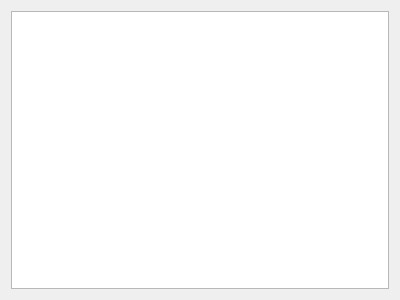
Old version of the form BrowseTableForm.ui in the repository fritzone/ddm.
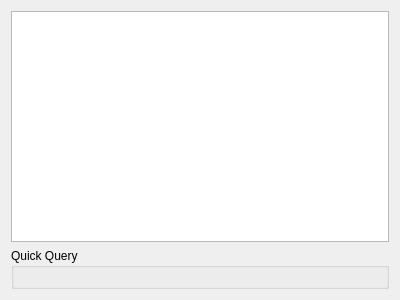
New version of the form.

Commit message: partially rewrote the sql highlighting and added more functionality in the browse functionality

Patch:
```diff
--- a/BrowseTableForm.ui
+++ b/BrowseTableForm.ui
@@ -38,10 +38,18 @@
       <bool>true</bool>
      </property>
      <attribute name="verticalHeaderShowSortIndicator" stdset="0">
-      <bool>true</bool>
+      <bool>false</bool>
      </attribute>
     </widget>
    </item>
+   <item>
+    <widget class="QGroupBox" name="groupBox">
+     <property name="title">
+      <string>Quick Query</string>
+     </property>
+     <layout class="QVBoxLayout" name="verticalLayout_2"/>
+    </widget>
+   </item>
   </layout>
  </widget>
  <resources/>
```
Left out of the diff: 2 changed lines with no effect on the pictures. The commit also changes 12 other files.
